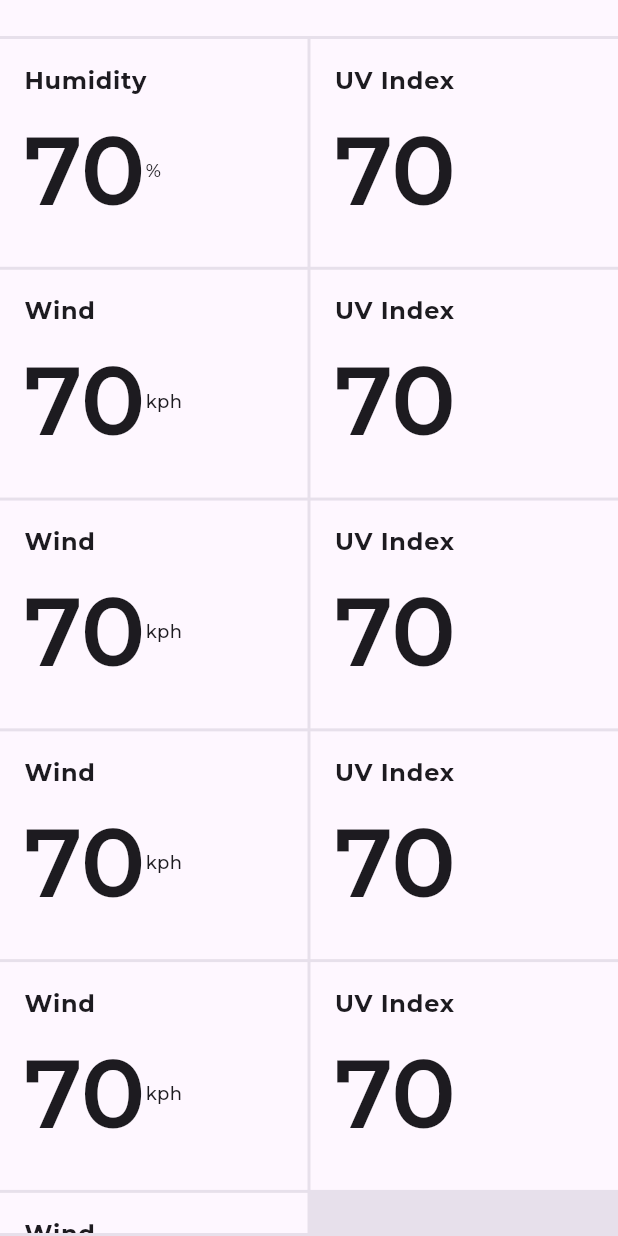
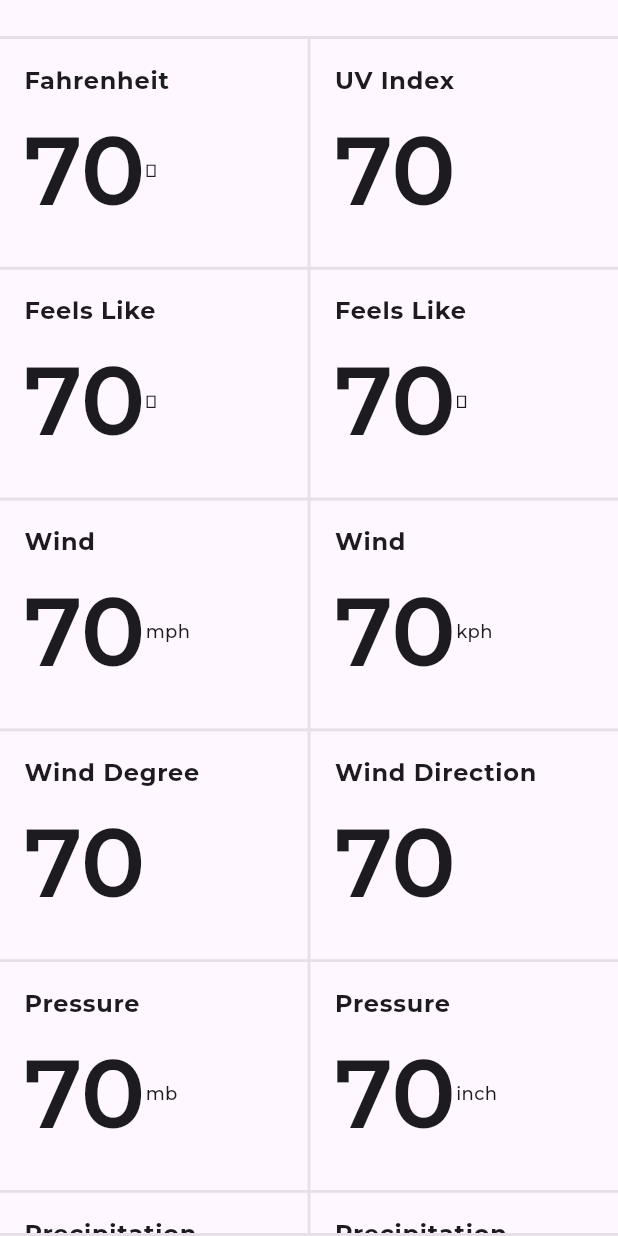
Before and after one commit to Mohammad-Safayet/bloc-clean-architecture, a Flutter app: the WeatherDetailsInfoWidget widget shown alone on an empty page, opened directly, on a phone screen of 412 x 824 dp. Run offline on Flutter 3.47's test engine with Material 2 defaults, Android fonts, the phone set to English and light mode, and no system bars; our stand-ins replace bloc, connectivity_plus, dartz, dio, flutter_bloc, flutter_dotenv and 9 more; accounts and stored records are empty; generated files the repository leaves out were written again; project files that could hold a hidden picture were left out.

Commit message:
weather_details: added new grid fields info_widget

```diff
--- a/lib/modules/weather_details/presentation/widgets/weather_details_info.dart
+++ b/lib/modules/weather_details/presentation/widgets/weather_details_info.dart
@@ -1,4 +1,5 @@
 import 'package:flutter/material.dart';
+import 'package:weather_app/core/constants/app_strings.dart';
 import 'package:weather_app/core/constants/app_values.dart';
 import 'package:weather_app/modules/shared/mixin/base_widget.dart';
 import 'package:weather_app/modules/weather_details/presentation/widgets/weather_details_info_tile.dart';
@@ -33,9 +34,9 @@ class WeatherDetailsInfoWidget extends StatelessWidget with BaseWidgetMixin {
         children: [
           WeatherDetailsInfoTileWidget(
             bgColor: Theme.of(context).colorScheme.surface,
-            title: "Humidity",
+            title: WeatherFieldConstants.fahrenheit,
             value: "70",
-            unit: "%",
+            unit: AppValues.fahrenheit,
           ),
           WeatherDetailsInfoTileWidget(
             bgColor: Theme.of(context).colorScheme.surface,
@@ -44,53 +45,83 @@ class WeatherDetailsInfoWidget extends StatelessWidget with BaseWidgetMixin {
           ),
           WeatherDetailsInfoTileWidget(
             bgColor: Theme.of(context).colorScheme.surface,
-            title: "Wind",
+            title: WeatherFieldConstants.feelsLike,
             value: "70",
-            unit: "kph",
+            unit: AppValues.celsius,
           ),
           WeatherDetailsInfoTileWidget(
             bgColor: Theme.of(context).colorScheme.surface,
-            title: "UV Index",
+            title: WeatherFieldConstants.feelsLike,
+            value: "70",
+            unit: AppValues.fahrenheit,
+          ),
+          WeatherDetailsInfoTileWidget(
+            bgColor: Theme.of(context).colorScheme.surface,
+            title: WeatherFieldConstants.wind,
+            value: "70",
+            unit: AppValues.mph,
+          ),
+          WeatherDetailsInfoTileWidget(
+            bgColor: Theme.of(context).colorScheme.surface,
+            title: WeatherFieldConstants.wind,
+            value: "70",
+            unit: AppValues.kph,
+          ),
+          WeatherDetailsInfoTileWidget(
+            bgColor: Theme.of(context).colorScheme.surface,
+            title: WeatherFieldConstants.windDegree,
             value: "70",
           ),
           WeatherDetailsInfoTileWidget(
             bgColor: Theme.of(context).colorScheme.surface,
-            title: "Wind",
-            value: "70",
-            unit: "kph",
-          ),
-          WeatherDetailsInfoTileWidget(
-            bgColor: Theme.of(context).colorScheme.surface,
-            title: "UV Index",
+            title: WeatherFieldConstants.windDir,
             value: "70",
           ),
           WeatherDetailsInfoTileWidget(
             bgColor: Theme.of(context).colorScheme.surface,
-            title: "Wind",
+            title: WeatherFieldConstants.pressure,
             value: "70",
-            unit: "kph",
+            unit: AppValues.mb,
           ),
           WeatherDetailsInfoTileWidget(
             bgColor: Theme.of(context).colorScheme.surface,
-            title: "UV Index",
+            title: WeatherFieldConstants.pressure,
             value: "70",
+            unit: AppValues.inch,
           ),
           WeatherDetailsInfoTileWidget(
             bgColor: Theme.of(context).colorScheme.surface,
-            title: "Wind",
+            title: WeatherFieldConstants.precipitation,
             value: "70",
-            unit: "kph",
+            unit: AppValues.mm,
           ),
           WeatherDetailsInfoTileWidget(
             bgColor: Theme.of(context).colorScheme.surface,
-            title: "UV Index",
+            title: WeatherFieldConstants.precipitation,
             value: "70",
+            unit: AppValues.inch,
           ),
           WeatherDetailsInfoTileWidget(
             bgColor: Theme.of(context).colorScheme.surface,
-            title: "Wind",
+            title: WeatherFieldConstants.humidity,
             value: "70",
-            unit: "kph",
+            unit: AppValues.percentage,
+          ),
+          WeatherDetailsInfoTileWidget(
+            bgColor: Theme.of(context).colorScheme.surface,
+            title: WeatherFieldConstants.clouds,
+            value: "70",
+            unit: AppValues.percentage,
+          ),WeatherDetailsInfoTileWidget(
+            bgColor: Theme.of(context).colorScheme.surface,
+            title: WeatherFieldConstants.gust,
+            value: "70",
+            unit: AppValues.mph,
+          ), WeatherDetailsInfoTileWidget(
+            bgColor: Theme.of(context).colorScheme.surface,
+            title: WeatherFieldConstants.gust,
+            value: "70",
+            unit: AppValues.kph,
           ),
         ],
       ),
```
